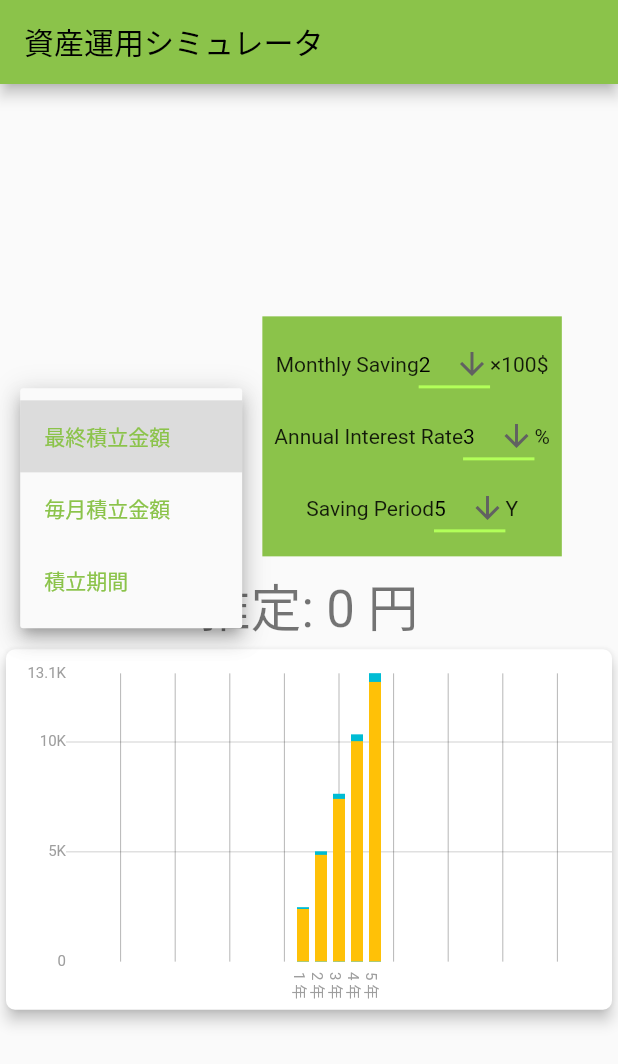
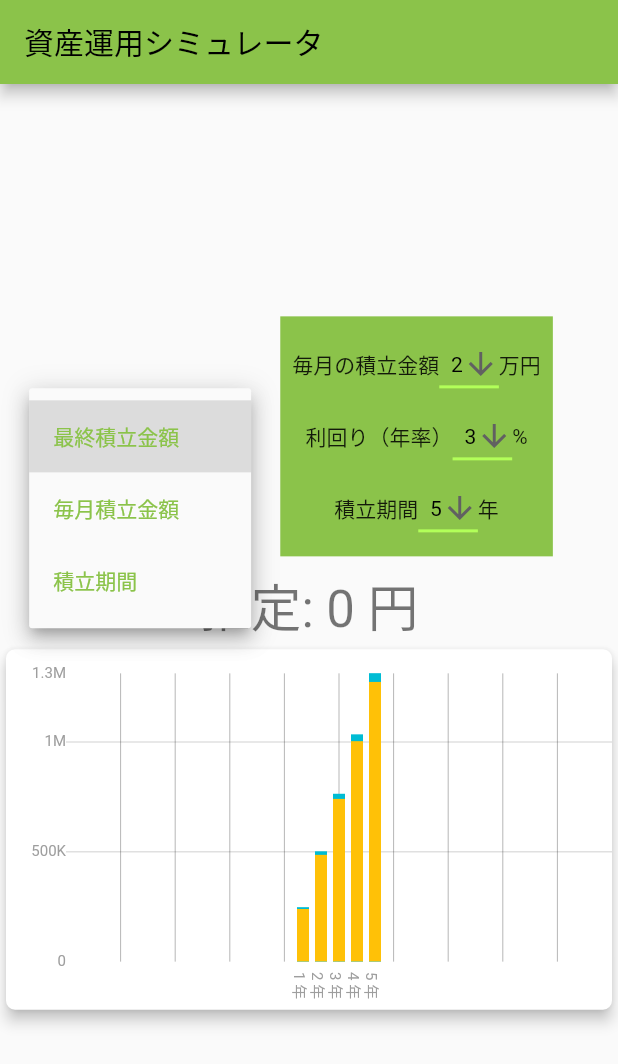
Before and after one commit to naruwo-github/asset-management-simulator, a Flutter app: the screen it shows after launch, after a tap on "最終積立金額", on a phone screen of 412 x 824 dp. Shown: the top 1064 px of the screen. Run offline on Flutter 3.47's test engine with Material 2 defaults, Android fonts, the phone set to English and light mode, and no system bars; drawn by our look-alikes of fl_chart, google_mobile_ads; network calls fail.

Commit message:
Localizing into Japanese

```diff
--- a/lib/body/chart/chart.dart
+++ b/lib/body/chart/chart.dart
@@ -41,7 +41,7 @@ class Chart {
                   margin: 10,
                   getTitles: (double value) {
                     // Add 1 because of zero index.
-                    return '${value.toInt() + 1} ${StringManager().barChartBottomAxisTitle}';
+                    return '${value.toInt() + 1} ${StringManager().year}';
                   },
                 ),
                 leftTitles: SideTitles(
--- a/lib/body/chart/data.dart
+++ b/lib/body/chart/data.dart
@@ -11,8 +11,7 @@ class ChartData {
     int _savingPeriod,
     void Function(int) _setCalculated,
   ) {
-    // double yearSaving = _monthlySaving * 10000 * 12; // TODO: If using ¥, multiply 10000.
-    double yearSaving = _monthlySaving * 100 * 12;
+    double yearSaving = _monthlySaving * 10000 * 12;
     double rate = _annualInterestRate / 100;
     int period = _savingPeriod;
 
--- a/lib/body/resultText/result_text.dart
+++ b/lib/body/resultText/result_text.dart
@@ -4,7 +4,7 @@ import 'package:flutter/material.dart';
 class ResultText {
   Text getWidget(int _result, BuildContext _context) {
     return Text(
-      '${StringManager().resultTextPrefix}: $_result ${StringManager().resultTextUnit}',
+      '${StringManager().resultTextPrefix}: $_result ${StringManager().currency}',
       style: Theme.of(_context).textTheme.headline4,
     );
   }
--- a/lib/body/setting/setting.dart
+++ b/lib/body/setting/setting.dart
@@ -28,8 +28,7 @@ class Setting {
           onChanged: (Object? newValue) {
             _setDropdownValue(newValue.toString());
           },
-          items: StringManager().dropdownValues
-              .map((String item) {
+          items: StringManager().dropdownValues.map((String item) {
             return DropdownMenuItem(value: item, child: Text(item));
           }).toList(),
         ),
@@ -41,22 +40,22 @@ class Setting {
             mainAxisAlignment: MainAxisAlignment.center,
             children: <Widget>[
               SettingElementUnit().getWidget(
-                'Monthly Saving',
+                StringManager().monthlySaving,
                 _monthlySaving,
                 _setMonthlySaving,
-                '×100\$',
+                StringManager().monthlySavingUnit,
               ),
               SettingElementUnit().getWidget(
-                'Annual Interest Rate',
+                StringManager().annualInterestRate,
                 _annualInterestRate,
                 _setAnnualInterestRate,
-                '%',
+                StringManager().rate,
               ),
               SettingElementUnit().getWidget(
-                  'Saving Period',
+                  StringManager().savingPeriod,
                   _savingPeriod,
                   _setSavingPeriod,
-                  'Y'),
+                  StringManager().year),
             ],
           ),
         ),
--- a/lib/body/setting/setting_element_unit.dart
+++ b/lib/body/setting/setting_element_unit.dart
@@ -12,6 +12,7 @@ class SettingElementUnit {
         Text(title),
         DropdownButton(
           value: defaultValue,
+          alignment: Alignment.bottomRight,
           icon: const Icon(Icons.arrow_downward),
           style: const TextStyle(color: Colors.black),
           underline: Container(
@@ -21,7 +22,7 @@ class SettingElementUnit {
           onChanged: (Object? newValue) {
             setIntValue(newValue! as int);
           },
-          items: [1, 2, 3, 4, 5, 6, 7, 8, 9, 10, 15, 20, 25, 30, 50, 100]
+          items: [1, 2, 3, 4, 5, 6, 7, 8, 9, 10, 15, 20, 25, 30, 50]
               .map((int item) {
             return DropdownMenuItem(value: item, child: Text(item.toString()));
           }).toList(),
--- a/lib/services/string_manager.dart
+++ b/lib/services/string_manager.dart
@@ -1,13 +1,16 @@
 class StringManager {
-  // main
+  // unit
+  String year = '年';
+  String currency = '円';
+  String rate = '%';
+
+  // setting
   String appTitle = '資産運用シミュレータ';
   List<String> dropdownValues = ['最終積立金額', '毎月積立金額', '積立期間'];
-
-  // chart
+  String monthlySaving = '毎月の積立金額';
+  String monthlySavingUnit = '万円';
+  String annualInterestRate = '利回り（年率）';
+  String savingPeriod = '積立期間';
+  String resultTextPrefix = '推定';
   String barChartLeftAxisTitle = '合計金額';
-  String barChartBottomAxisTitle = '年';
-
-  // resultText
-  String resultTextPrefix = '推定';
-  String resultTextUnit = '円';
 }
```
Also changed, not shown: 2 other files.
